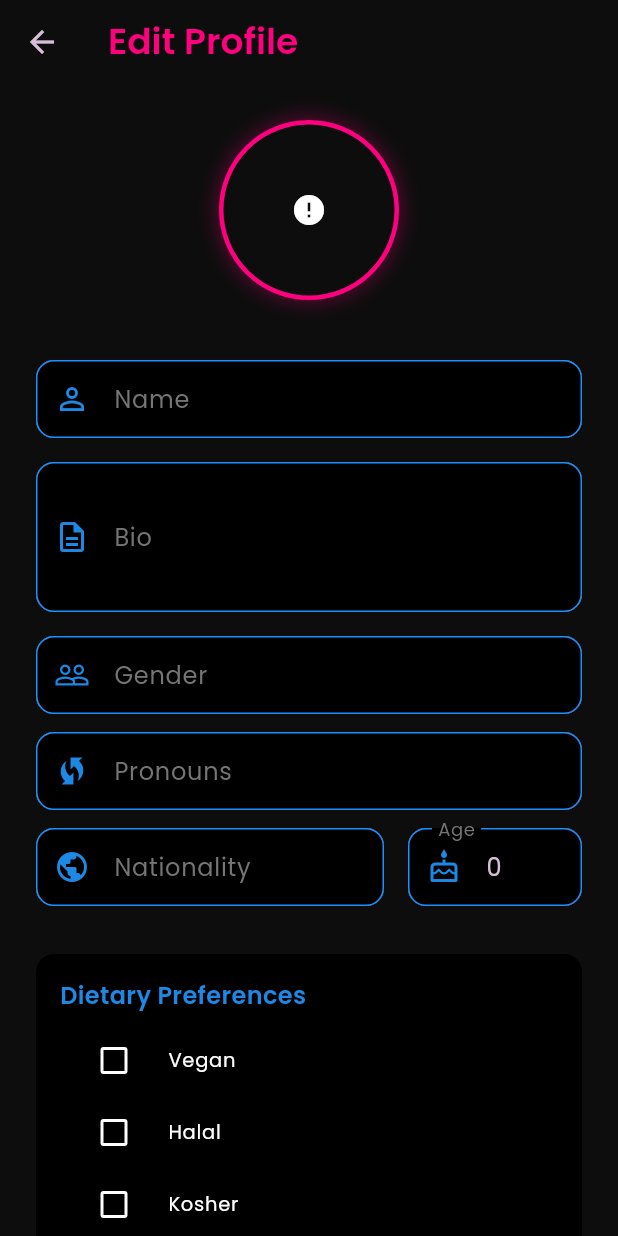
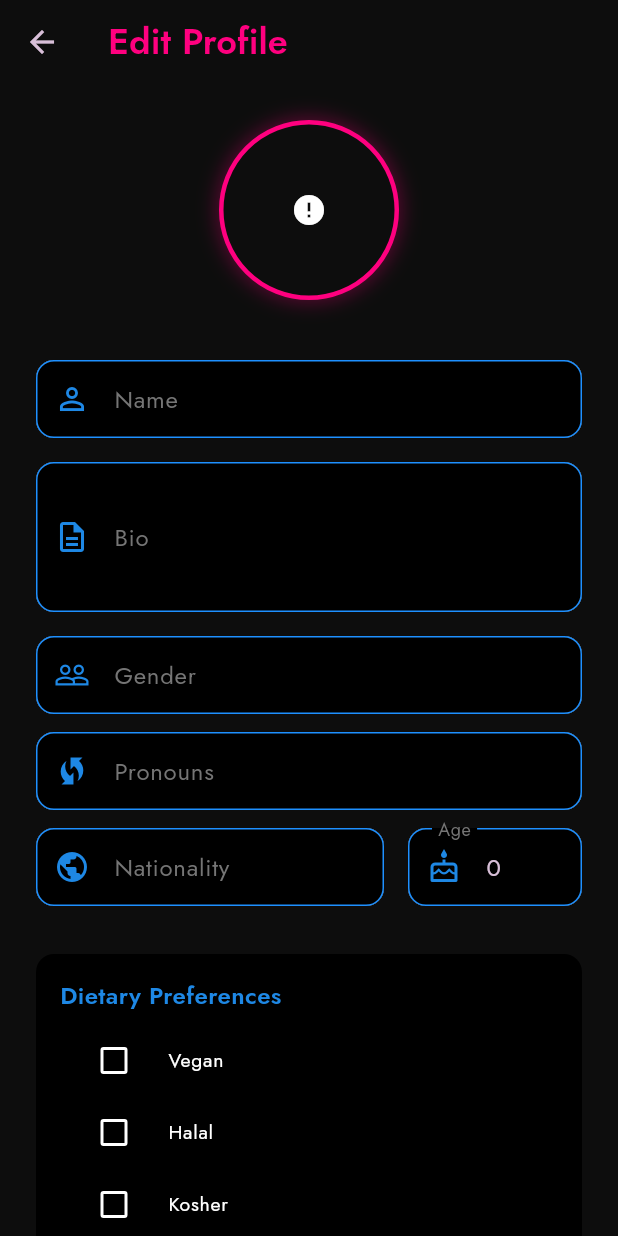
Before and after one commit to mc-ondros/we-all-belong, a Flutter app: the BottomNavigationBarCustom screen opened directly, item 4 of the bottom bar chosen, after a tap on the "edit" icon, on a phone screen of 412 x 824 dp. Run offline on Flutter 3.47's test engine with Material 3 defaults, Android fonts, the light colour scheme and no system bars; drawn by our look-alikes of cached_network_image; our stand-ins replace cloud_firestore, firebase_auth, firebase_core, firebase_storage, flutter_map, flutter_rating_bar and 9 more; missing offline and left inert: maps_launcher, safe_text; accounts and stored records are empty; network calls fail.

Commit message:
Refactor: Migrate to Jost font and adjust UI elements
This commit migrates the application's font family to 'Jost' and adjusts several UI elements for improved consistency and visual appeal. Specific changes include:

-   **Font Migration:** Replaced `GoogleFonts.poppins` with `GoogleFonts.jost` across multiple files including `main.dart`, `wall_view.dart`, `homepage_controller.dart`, `user_labels_widget.dart`, `compact_user_labels_widget.dart`, `edit_profile_screen.dart`, `register.dart`, `login.dart`, `logout_button.dart`, `kyc_screen.dart`, `profile_screen.dart` to use the Jost font family.
-   **Profile Controller Removal**: Removed `profile_controller.dart` as it was no longer used.
-   **UI Adjustments:**
    -   Modified the "No posts yet" text style in `wall_view.dart` to use Jost font.
    -   Adjusted the margin and padding of the location container in `map_view.dart` and `homepage_screen.dart` to be larger.
    -   Updated the font size of the venue name in `homepage_controller.dart`.
    -   Changed color of 'religiousOrientation' and 'pronouns' in `user_label_builder.dart`.
   - Enhanced the logic for picking and uploading images in `preview_venue_controller.dart` to pick from gallery or camera.
   - Added a PageView to bottom navigation bar for smoother navigation between screens.
   - Added review model to review list in `preview_venue.dart`
   - Changed styles of dietary preferences and disabilities in `kyc_screen.dart`.
   - Changed styles of dietary preferences in `edit_profile_screen.dart`.

```diff
--- a/we_all_belong/lib/features/bottom_navigation_bar/bottom_navigation_bar.dart
+++ b/we_all_belong/lib/features/bottom_navigation_bar/bottom_navigation_bar.dart
@@ -23,14 +23,20 @@ class _BottomNavigationBarCustomState extends State<BottomNavigationBarCustom> {
     ProfileScreen(),
     WallPage(), // Replace with your actual screen// Replace with your actual screen
   ];
-
+  final PageController _pageController = PageController();
   final BottomNavigationController bottomNavigationController = Get.put(BottomNavigationController());
 
   @override
   Widget build(BuildContext context) {
     return Obx(
       () => Scaffold(
-        body: screens[bottomNavigationController.selectedIndex.value],
+        body: PageView(
+          controller: _pageController,
+          onPageChanged: (index) {
+            bottomNavigationController.selectedIndex.value = index;
+          },
+          children: screens,
+        ),
         bottomNavigationBar: BottomNavigationBar(
           type: BottomNavigationBarType.fixed,
           selectedItemColor: GenericColors.white,
@@ -38,7 +44,11 @@ class _BottomNavigationBarCustomState extends State<BottomNavigationBarCustom> {
           backgroundColor: GenericColors.background,
           currentIndex: bottomNavigationController.selectedIndex.value,
           onTap: (value) {
-            bottomNavigationController.selectedIndex.value = value; // Navigate to the selected screen
+            _pageController.animateToPage(
+              value,
+              duration: const Duration(milliseconds: 300),
+              curve: Curves.easeInOut,
+            ); // Navigate to the selected screen
           },
           items: const [
             BottomNavigationBarItem(
--- a/we_all_belong/lib/features/homepage/controller/homepage_controller.dart
+++ b/we_all_belong/lib/features/homepage/controller/homepage_controller.dart
@@ -60,7 +60,7 @@ class HomePageController extends GetxController {
               Text(
                 venues.firstWhere((element) => element.lat == lat && element.long == lng).name ?? '',
                 overflow: TextOverflow.ellipsis,
-                style: GoogleFonts.poppins(fontSize: 12, color: Colors.white),
+                style: GoogleFonts.jost(fontSize: 12, color: Colors.white),
               ),
             ],
           ),
@@ -82,7 +82,7 @@ class HomePageController extends GetxController {
             Text(
               'You',
               overflow: TextOverflow.ellipsis,
-              style: GoogleFonts.poppins(fontSize: 14, color: Colors.white),
+              style: GoogleFonts.jost(fontSize: 14, color: Colors.white),
             ),
           ],
         ),
--- a/we_all_belong/lib/features/homepage/homepage_screen.dart
+++ b/we_all_belong/lib/features/homepage/homepage_screen.dart
@@ -48,8 +48,8 @@ class _HomePageState extends State<HomePage> {
                   visible: homepageController.venues.isNotEmpty,
                   child: Container(
                     alignment: Alignment.center,
-                    margin: const EdgeInsets.all(30.0),
-                    padding: const EdgeInsets.all(10.0),
+                    margin: const EdgeInsets.all(65.0),
+                    padding: const EdgeInsets.all(5.0),
                     decoration: BoxDecoration(
                         borderRadius: BorderRadius.circular(30.0),
                         border: Border.all(
@@ -67,12 +67,9 @@ class _HomePageState extends State<HomePage> {
                           style: GoogleFonts.jost(
                             textStyle: const TextStyle(
                               color: GenericColors.moonGrey,
-                              fontSize: FontSizes.f_18,
+                              fontSize: FontSizes.f_15,
                             ),
                           ),
-                        ),
-                        const SizedBox(
-                          height: 5.0,
                         ),
                         Container(
                           alignment: Alignment.bottomCenter,
--- a/we_all_belong/lib/features/map/map_view.dart
+++ b/we_all_belong/lib/features/map/map_view.dart
@@ -35,8 +35,8 @@ class MapPage extends StatelessWidget {
                 visible: homePageController.venues.isNotEmpty,
                 child: Container(
                   alignment: Alignment.center,
-                  margin: const EdgeInsets.all(15.0),
-                  padding: const EdgeInsets.all(10.0),
+                  margin: const EdgeInsets.all(65.0),
+                  padding: const EdgeInsets.all(5.0),
                   decoration: BoxDecoration(
                       borderRadius: BorderRadius.circular(30.0),
                       border: Border.all(
--- a/we_all_belong/lib/features/preview_venue/controller/preview_venue_controller.dart
+++ b/we_all_belong/lib/features/preview_venue/controller/preview_venue_controller.dart
@@ -21,6 +21,7 @@ class PreviewVenueController extends GetxController {
   bool get isUploading => _isUploading.value;
   set isUploading(bool value) => _isUploading.value = value;
 
+  //Function to pick image from gallery or camera
   Future<void> pickImage(ImageSource source) async {
     final pickedFile = await ImagePicker().pickImage(source: source);
 
@@ -32,6 +33,7 @@ class PreviewVenueController extends GetxController {
     }
   }
 
+  //Function to upload image to firebase storage
   Future<void> uploadImage() async {
     if (imageFile == null) {
       debugPrint('No image selected.');
--- a/we_all_belong/lib/features/preview_venue/preview_venue.dart
+++ b/we_all_belong/lib/features/preview_venue/preview_venue.dart
@@ -21,8 +21,7 @@ class PreviewVenue extends StatefulWidget {
   final VenueModel venueModel;
   final bool? open_now;
   UserController userController = Get.find();
-  // ignore: prefer_typing_uninitialized_variables
-  var reviews;
+  List<ReviewModel> reviews = [];
   final TextEditingController reviewTextEditingController = TextEditingController();
   PreviewVenue({required this.venueModel, this.name, required this.id, required this.open_now, super.key});
 
@@ -272,10 +271,8 @@ class _PreviewVenueState extends State<PreviewVenue> {
           _buildToggleRow('Halal food available:', previewVenueController.halalToggle),
           const SizedBox(height: 20),
           _buildToggleRow('Kosher food available:', previewVenueController.kosherToggle),
-
           const SizedBox(height: 20),
           _buildToggleRow('Vegan food available:', previewVenueController.veganToggle),
-
           const SizedBox(height: 20),
           Text(
             'Write your review:',
@@ -332,7 +329,6 @@ class _PreviewVenueState extends State<PreviewVenue> {
                 widget.id ?? '',
               );
               setState(() {
-                widget.reviews ??= [];
                 widget.reviews.add(ReviewModel(
                   uuid: 'uuid',
                   text: widget.reviewTextEditingController.text,
--- a/we_all_belong/lib/features/profile/profile_controller.dart
+++ /dev/null
@@ -1,5 +0,0 @@
-import 'package:we_all_belong/core/core_shared.dart';
-
-class ProfileController extends GetxController {
-  RxInt selectedIndex = 2.obs;
-}
--- a/we_all_belong/lib/features/profile/screens/edit_profile_screen.dart
+++ b/we_all_belong/lib/features/profile/screens/edit_profile_screen.dart
@@ -126,7 +126,7 @@ class EditProfileScreen extends StatelessWidget {
             children: [
               Text(
                 'Dietary Preferences',
-                style: GoogleFonts.poppins(
+                style: GoogleFonts.jost(
                   fontSize: 16,
                   fontWeight: FontWeight.w600,
                   color: Colors.blue[600],
@@ -137,7 +137,7 @@ class EditProfileScreen extends StatelessWidget {
                     children: [
                       Center(
                         child: CheckboxListTile(
-                      title: Text('Vegan'),
+                          title: const Text('Vegan'),
                           value: controller.isVegan.value,
                           onChanged: (value) => controller.isVegan.value = value ?? false,
                           controlAffinity: ListTileControlAffinity.leading,
@@ -146,7 +146,7 @@ class EditProfileScreen extends StatelessWidget {
                       ),
                       Center(
                         child: CheckboxListTile(
-                      title: Text('Halal'),
+                          title: const Text('Halal'),
                           value: controller.isHalal.value,
                           onChanged: (value) => controller.isHalal.value = value ?? false,
                           controlAffinity: ListTileControlAffinity.leading,
@@ -155,7 +155,7 @@ class EditProfileScreen extends StatelessWidget {
                       ),
                       Center(
                         child: CheckboxListTile(
-                      title: Text('Kosher'),
+                          title: const Text('Kosher'),
                           value: controller.isKosher.value,
                           onChanged: (value) => controller.isKosher.value = value ?? false,
                           controlAffinity: ListTileControlAffinity.leading,
@@ -182,7 +182,7 @@ class EditProfileScreen extends StatelessWidget {
             children: [
               Text(
                 'Disabilities',
-                style: GoogleFonts.poppins(
+                style: GoogleFonts.jost(
                   fontSize: 16,
                   fontWeight: FontWeight.w600,
                   color: Colors.blue[600],
@@ -191,8 +191,7 @@ class EditProfileScreen extends StatelessWidget {
               const SizedBox(height: 8),
               Obx(() => Wrap(
                     spacing: 8,
-                children: controller.availableDisabilities
-                    .map((disability) {
+                    children: controller.availableDisabilities.map((disability) {
                       final isSelected = controller.disabilities.contains(disability);
                       return FilterChip(
                         label: Text(disability),
@@ -207,8 +206,7 @@ class EditProfileScreen extends StatelessWidget {
                         selectedColor: Colors.blue[100],
                         checkmarkColor: Colors.blue[800],
                       );
-                    })
-                    .toList(),
+                    }).toList(),
                   )),
             ],
           ),
@@ -229,7 +227,7 @@ class EditProfileScreen extends StatelessWidget {
             ),
             child: Text(
               'Save Changes',
-              style: GoogleFonts.poppins(
+              style: GoogleFonts.jost(
                 color: Colors.white,
                 fontSize: 16,
                 fontWeight: FontWeight.w600,
@@ -265,7 +263,7 @@ class EditProfileScreen extends StatelessWidget {
         decoration: InputDecoration(
           fillColor: Colors.black,
           labelText: label,
-          labelStyle: GoogleFonts.poppins(
+          labelStyle: GoogleFonts.jost(
             color: Colors.grey[600],
           ),
           prefixIcon: Icon(icon, color: Colors.blue[600]),
--- a/we_all_belong/lib/features/profile/screens/profile_screen.dart
+++ b/we_all_belong/lib/features/profile/screens/profile_screen.dart
@@ -149,10 +149,8 @@ class ProfileScreen extends StatelessWidget {
               controller.disabilities.isEmpty)
             Text(
               'No profile details available. Tap the edit button to add your information.',
-              style: GoogleFonts.poppins(
-                color: Theme.of(context).brightness == Brightness.dark
-                    ? Colors.white70
-                    : Colors.black54,
+              style: GoogleFonts.jost(
+                color: Theme.of(context).brightness == Brightness.dark ? Colors.white70 : Colors.black54,
                 fontSize: 14,
                 fontStyle: FontStyle.italic,
               ),
@@ -186,7 +184,7 @@ class ProfileScreen extends StatelessWidget {
           const SizedBox(width: 16),
           Text(
             value,
-                style: GoogleFonts.poppins(
+            style: GoogleFonts.jost(
               color: Colors.white,
               fontSize: 16,
               fontWeight: FontWeight.w500,
--- a/we_all_belong/lib/features/profile/widgets/compact_user_labels_widget.dart
+++ b/we_all_belong/lib/features/profile/widgets/compact_user_labels_widget.dart
@@ -46,7 +46,7 @@ class CompactUserLabelsWidget extends StatelessWidget {
             child: Center(
               child: Text(
                 '+${labels.length - maxLabels}',
-                style: GoogleFonts.poppins(
+                style: GoogleFonts.jost(
                   color: Colors.white,
                   fontSize: 10,
                   fontWeight: FontWeight.w500,
@@ -86,7 +86,7 @@ class CompactUserLabelsWidget extends StatelessWidget {
           const SizedBox(width: 4),
           Text(
             label.label,
-            style: GoogleFonts.poppins(
+            style: GoogleFonts.jost(
               color: Colors.white,
               fontSize: 10,
               fontWeight: FontWeight.w500,
--- a/we_all_belong/lib/features/profile/widgets/user_label_builder.dart
+++ b/we_all_belong/lib/features/profile/widgets/user_label_builder.dart
@@ -102,11 +102,11 @@ class UserLabelBuilder {
       case LabelCategory.gender:
         return Colors.purple;
       case LabelCategory.religiousOrientation:
-        return Color(0xFFB50E38);
+        return const Color(0xFFB50E38);
       case LabelCategory.sexualPreference:
         return Colors.pink;
       case LabelCategory.pronouns:
-        return Color(0xFFD4B20B);
+        return const Color(0xFFD4B20B);
       case LabelCategory.disability:
         return Colors.teal;
       case LabelCategory.dietaryPreference:
--- a/we_all_belong/lib/features/profile/widgets/user_labels_widget.dart
+++ b/we_all_belong/lib/features/profile/widgets/user_labels_widget.dart
@@ -57,7 +57,7 @@ class UserLabelsWidget extends StatelessWidget {
       ),
       label: Text(
         label.label,
-        style: GoogleFonts.poppins(
+        style: GoogleFonts.jost(
           color: Colors.white,
           fontSize: 8,
           fontWeight: FontWeight.w500,
--- a/we_all_belong/lib/features/wall/view/wall_view.dart
+++ b/we_all_belong/lib/features/wall/view/wall_view.dart
@@ -71,7 +71,7 @@ class WallPage extends StatelessWidget {
                     ),
                     Text(
                       'No posts yet. Be the first to post!',
-                      style: GoogleFonts.poppins(
+                      style: GoogleFonts.jost(
                         color: Colors.white,
                         fontSize: 16,
                         fontWeight: FontWeight.w600,
```
Also changed, not shown: we_all_belong/lib/features/kyc/screens/kyc_screen.dart (+11 -15 lines), we_all_belong/lib/features/profile/widgets/logout_button.dart (+5 -5 lines), we_all_belong/lib/login.dart (+10 -10 lines), we_all_belong/lib/main.dart (+5 -5 lines), we_all_belong/lib/register.dart (+7 -11 lines). Lines whose indentation alone changed are shown as unchanged.
